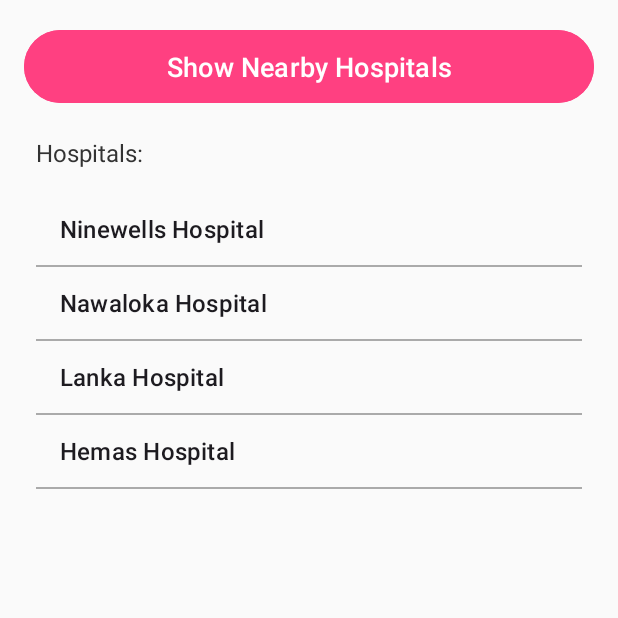
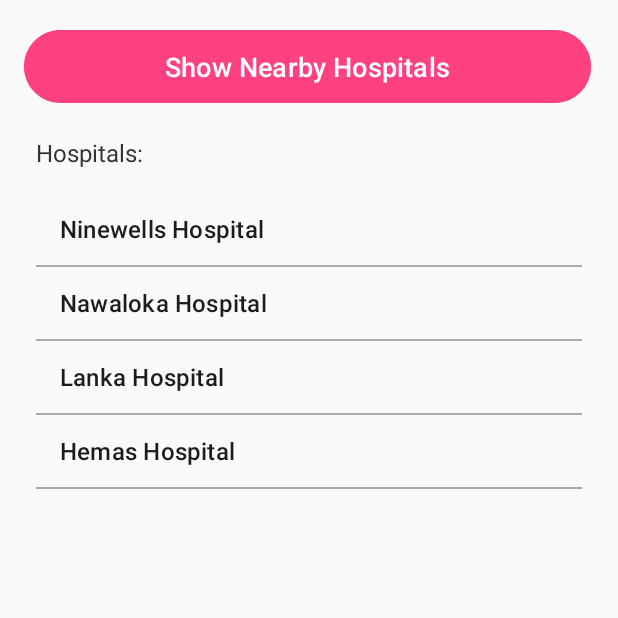
Before and after one commit to geeth20001223/Mobile_app, an Android app: the emergency screen opened directly, with no data from a screen before it, after a tap on "Ninewells Hospital", on a phone screen of 412 x 824 dp, the top half of it. Run offline under Robolectric (Android 15) with nearby library versions, the phone set to English and light mode, and no system bars; 1 other tap on this screen came first.

Commit message:
changed size of emergency info interface and Login interface

```diff
--- a/Pregnancy App/src/main/res/layout/activity_emergency_info.xml
+++ b/Pregnancy App/src/main/res/layout/activity_emergency_info.xml
@@ -7,9 +7,11 @@
     android:background="#FAFAFA">
 
     <!-- Button to Show Nearby Hospitals -->
+
+    <!-- TextView to Display Hospitals -->
     <Button
         android:id="@+id/btnShowHospitals"
-        android:layout_width="match_parent"
+        android:layout_width="378dp"
         android:layout_height="wrap_content"
         android:layout_marginBottom="10dp"
         android:backgroundTint="#FF4081"
@@ -18,7 +20,6 @@
         android:textColor="#FFF"
         android:textSize="18sp" />
 
-    <!-- TextView to Display Hospitals -->
     <TextView
         android:id="@+id/tvHospitals"
         android:layout_width="match_parent"
--- a/Pregnancy App/src/main/res/layout/activity_mentalhealth.xml
+++ b/Pregnancy App/src/main/res/layout/activity_mentalhealth.xml
@@ -111,8 +111,8 @@
 
     <Button
         android:id="@+id/btnHome"
-        android:layout_width="159dp"
-        android:layout_height="55dp"
+        android:layout_width="139dp"
+        android:layout_height="60dp"
         android:layout_marginTop="20dp"
         android:backgroundTint="#8D16B1"
         android:padding="12dp"
```
